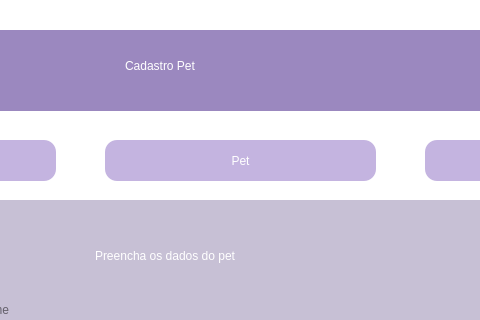
Above: VeterinaryScheduleSystem/cadastropet.ui from brenoafsa/VeterinaryScheduleSystem before the change; both pictures show x 555 to 1035 and y 0 to 320 of the 1302 by 619 pixel window. Below: the same form after it.
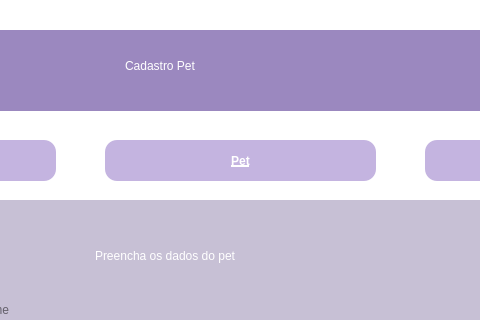
That is the form after the change.

```diff
--- a/VeterinaryScheduleSystem/cadastropet.ui
+++ b/VeterinaryScheduleSystem/cadastropet.ui
@@ -207,6 +207,15 @@
      <height>41</height>
     </rect>
    </property>
+   <property name="font">
+    <font>
+     <family>System</family>
+     <pointsize>9</pointsize>
+     <italic>false</italic>
+     <bold>true</bold>
+     <underline>true</underline>
+    </font>
+   </property>
    <property name="styleSheet">
     <string notr="true">background-color: #C4B4E0;
 font: 700 9pt &quot;System&quot;;
```
